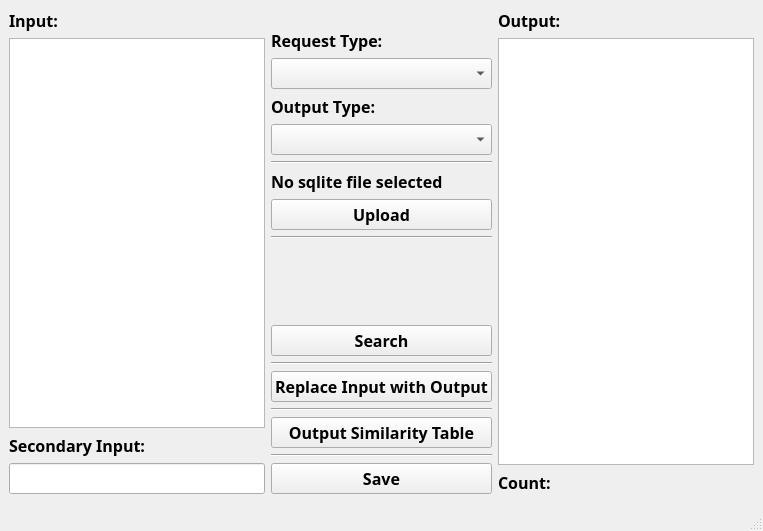
This is ui_main_window.ui in Tyler-Hostetler/BioSynthNexus as Qt 5 draws it before an edit. The edited form follows.
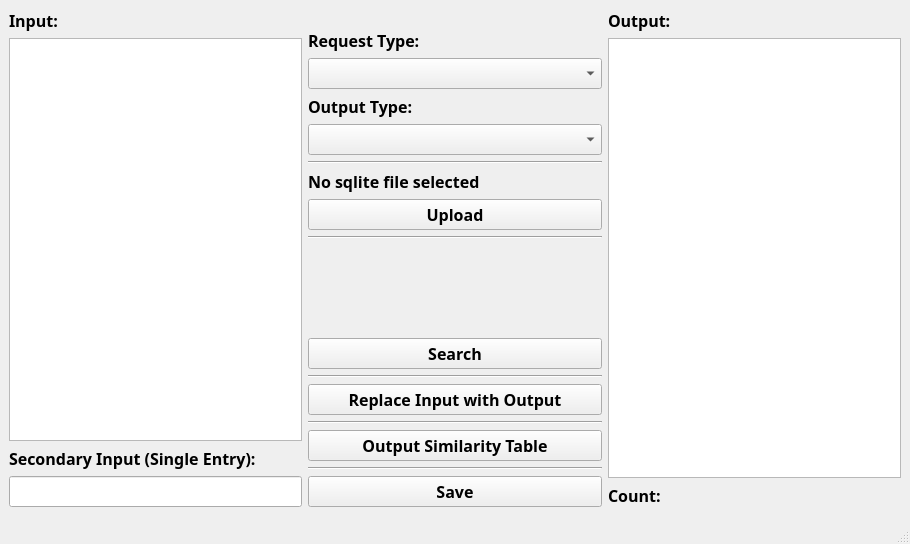
This is the edited form.

Commit message: Updated names for selection options and input/ output hints

The edit to the form file:
```diff
--- a/ui_main_window.ui
+++ b/ui_main_window.ui
@@ -6,8 +6,8 @@
    <rect>
     <x>0</x>
     <y>0</y>
-    <width>695</width>
-    <height>490</height>
+    <width>910</width>
+    <height>544</height>
    </rect>
   </property>
   <property name="font">
@@ -32,6 +32,9 @@
           <property name="text">
            <string>Input:</string>
           </property>
+          <property name="wordWrap">
+           <bool>true</bool>
+          </property>
          </widget>
         </item>
         <item>
@@ -50,7 +53,7 @@
         <item>
          <widget class="QLabel" name="secondary_input_label">
           <property name="text">
-           <string>Secondary Input:</string>
+           <string>Secondary Input (Single Entry):</string>
           </property>
          </widget>
         </item>
@@ -66,6 +69,9 @@
           <property name="orientation">
            <enum>Qt::Horizontal</enum>
           </property>
+          <property name="sizeType">
+           <enum>QSizePolicy::Expanding</enum>
+          </property>
           <property name="sizeHint" stdset="0">
            <size>
             <width>40</width>
@@ -212,6 +218,9 @@
           <property name="text">
            <string>Output:</string>
           </property>
+          <property name="wordWrap">
+           <bool>true</bool>
+          </property>
          </widget>
         </item>
         <item>
```
Left out of the diff: 2 changed lines with no effect on the pictures. The commit also changes 4 other files.
